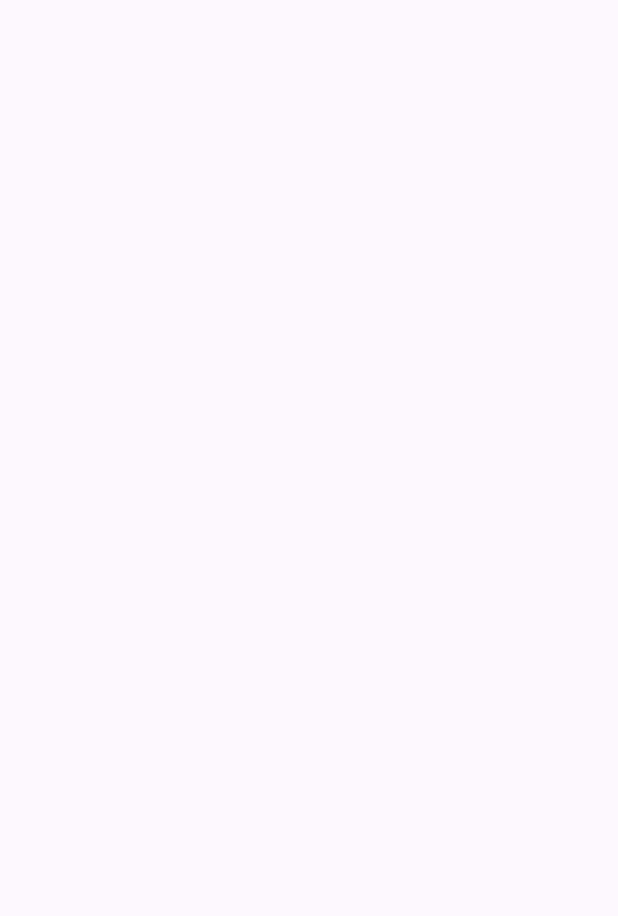
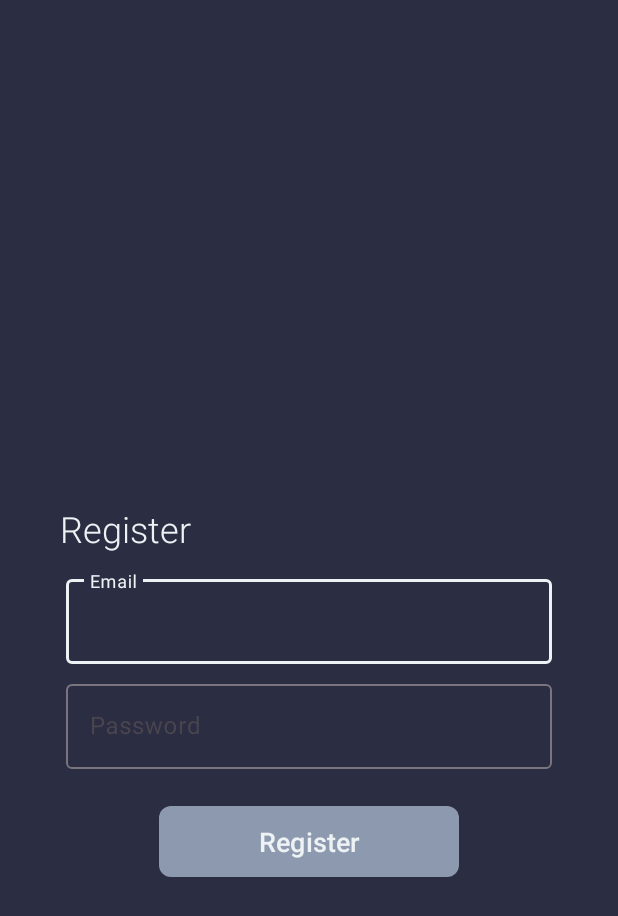
Before and after one commit to VladSpadey/CalorieGuide, an Android app: the Register screen opened directly, with no data from a screen before it, on a phone screen of 412 x 824 dp. Before the commit the part shown is empty. Shown: the top 916 px of the screen. Run offline under Robolectric (Android 15) with nearby library versions, the phone set to English and light mode, and no system bars; our stand-ins replace Firebase (no records; nobody signed in at launch, a user with empty details on screens opened directly).

Commit message:
Work in Progress: Added FireBase auth.

```diff
--- a/app/src/main/java/com/example/calorieguide/Register.java
+++ b/app/src/main/java/com/example/calorieguide/Register.java
@@ -1,14 +1,67 @@
 package com.example.calorieguide;
 
+import androidx.annotation.NonNull;
 import androidx.appcompat.app.AppCompatActivity;
 
 import android.os.Bundle;
+import android.text.TextUtils;
+import android.view.View;
+import android.widget.Button;
+import android.widget.Toast;
+
+import com.google.android.gms.tasks.OnCompleteListener;
+import com.google.android.gms.tasks.Task;
+import com.google.android.material.textfield.TextInputEditText;
+import com.google.firebase.auth.AuthResult;
+import com.google.firebase.auth.FirebaseAuth;
 
 public class Register extends AppCompatActivity {
+
+    private TextInputEditText inputEmail, inputPassword;
+    private Button btnRegister;
+    FirebaseAuth mAuth;
+
 
     @Override
     protected void onCreate(Bundle savedInstanceState) {
         super.onCreate(savedInstanceState);
-        setContentView(R.layout.activity_register2);
+        setContentView(R.layout.activity_register);
+        mAuth = FirebaseAuth.getInstance();
+        inputEmail = findViewById(R.id.email_edit_text);
+        inputPassword = findViewById(R.id.password_edit_text);
+        btnRegister = findViewById(R.id.btn_register);
+
+        // Register Button Clicked -> Creates User
+        btnRegister.setOnClickListener(new View.OnClickListener() {
+            @Override
+            public void onClick(View v) {
+                String email, password;
+                email = String.valueOf(inputEmail.getText());
+                password = String.valueOf(inputPassword.getText());
+
+                if ((TextUtils.isEmpty(email)) && (TextUtils.isEmpty(password))){
+                    Toast.makeText(Register.this, "Please enter your email and password", Toast.LENGTH_SHORT).show();
+                } else if(TextUtils.isEmpty(email)) {
+                    Toast.makeText(Register.this, "Please enter your email", Toast.LENGTH_SHORT).show();
+                } else if (TextUtils.isEmpty(password)){
+                    Toast.makeText(Register.this, "Please enter your password", Toast.LENGTH_SHORT).show();
+                }
+
+                mAuth.createUserWithEmailAndPassword(email, password)
+                        .addOnCompleteListener(new OnCompleteListener<AuthResult>() {
+                            @Override
+                            public void onComplete(@NonNull Task<AuthResult> task) {
+                                if (task.isSuccessful()) {
+                                    Toast.makeText(Register.this, "Your account has been created.",
+                                            Toast.LENGTH_SHORT).show();
+                                } else {
+                                    // If sign in fails, display a message to the user.
+                                    Toast.makeText(Register.this, "Authentication failed.",
+                                            Toast.LENGTH_SHORT).show();
+                                }
+                            }
+                        });
+            }
+        });
     }
 }
--- a/app/src/main/res/layout/activity_login.xml
+++ b/app/src/main/res/layout/activity_login.xml
@@ -32,6 +32,7 @@
 
 
         <com.google.android.material.textfield.TextInputEditText
+            android:id="@+id/email_edit_text"
             android:layout_width="match_parent"
             android:layout_height="wrap_content"
             android:inputType="textEmailAddress"
--- a/app/src/main/res/layout/activity_register.xml
+++ b/app/src/main/res/layout/activity_register.xml
@@ -1,33 +1,79 @@
 <?xml version="1.0" encoding="utf-8"?>
-<androidx.coordinatorlayout.widget.CoordinatorLayout xmlns:android="http://schemas.android.com/apk/res/android"
+<RelativeLayout xmlns:android="http://schemas.android.com/apk/res/android"
     xmlns:app="http://schemas.android.com/apk/res-auto"
     xmlns:tools="http://schemas.android.com/tools"
     android:layout_width="match_parent"
     android:layout_height="match_parent"
-    android:fitsSystemWindows="true"
-    tools:context=".Register">
+    android:background="@color/black"
+    tools:context=".Register"
+    android:orientation="vertical"
+    android:paddingLeft="40dp"
+    android:paddingRight="40dp"
+    >
 
-    <com.google.android.material.appbar.AppBarLayout
+    <TextView
         android:layout_width="match_parent"
         android:layout_height="wrap_content"
-        android:fitsSystemWindows="true">
+        android:text="@string/register"
+        android:textColor="@color/white"
+        android:textSize="24sp"
+        android:layout_above="@id/email_text_input"
+        android:layout_marginBottom="8dp"
+        android:fontFamily="sans-serif-light"    />
 
-        <com.google.android.material.appbar.MaterialToolbar
-            android:id="@+id/toolbar"
+
+    <com.google.android.material.textfield.TextInputLayout
+        android:id="@+id/email_text_input"
+        android:layout_width="match_parent"
+        android:layout_height="wrap_content"
+        android:layout_margin="4dp"
+        android:hint="@string/email"
+        android:layout_centerInParent="true">
+
+
+        <com.google.android.material.textfield.TextInputEditText
+            android:id="@+id/email_edit_text"
             android:layout_width="match_parent"
-            android:layout_height="?attr/actionBarSize" />
+            android:layout_height="wrap_content"
+            android:inputType="textEmailAddress"
+            android:textColor="@color/white"
+            android:maxLines="1" />
+    </com.google.android.material.textfield.TextInputLayout>
 
-    </com.google.android.material.appbar.AppBarLayout>
+    <com.google.android.material.textfield.TextInputLayout
+        android:id="@+id/password_text_input"
+        android:layout_width="match_parent"
+        android:layout_height="wrap_content"
+        android:layout_below="@+id/email_text_input"
+        android:layout_marginStart="4dp"
+        android:layout_marginTop="4dp"
+        android:layout_marginEnd="4dp"
 
-    <include layout="@layout/content_register" />
+        android:hint="@string/password"
+        app:errorEnabled="true">
 
-    <com.google.android.material.floatingactionbutton.FloatingActionButton
-        android:id="@+id/fab"
-        android:layout_width="wrap_content"
-        android:layout_height="wrap_content"
-        android:layout_gravity="bottom|end"
-        android:layout_marginEnd="@dimen/fab_margin"
-        android:layout_marginBottom="16dp"
-        app:srcCompat="@android:drawable/ic_dialog_email" />
 
-</androidx.coordinatorlayout.widget.CoordinatorLayout>
+        <com.google.android.material.textfield.TextInputEditText
+            android:id="@+id/password_edit_text"
+            android:layout_width="match_parent"
+            android:layout_height="wrap_content"
+            android:inputType="textPassword"
+            android:textColor="@color/white" />
+
+    </com.google.android.material.textfield.TextInputLayout>
+
+    <com.google.android.material.button.MaterialButton
+        android:id="@+id/btn_register"
+        android:layout_width="200dp"
+        android:layout_height="55dp"
+        android:text="@string/register"
+        android:layout_below="@+id/password_text_input"
+        android:layout_centerHorizontal="true"
+        app:backgroundTint="@color/light_gray"
+        android:textColor="@color/white"
+        android:textSize="18sp"
+        app:cornerRadius="8dp"
+        />
+
+
+</RelativeLayout>
--- a/app/src/main/res/layout/activity_register2.xml
+++ /dev/null
@@ -1,9 +0,0 @@
-<?xml version="1.0" encoding="utf-8"?>
-<androidx.constraintlayout.widget.ConstraintLayout xmlns:android="http://schemas.android.com/apk/res/android"
-    xmlns:app="http://schemas.android.com/apk/res-auto"
-    xmlns:tools="http://schemas.android.com/tools"
-    android:layout_width="match_parent"
-    android:layout_height="match_parent"
-    tools:context=".Register">
-
-</androidx.constraintlayout.widget.ConstraintLayout>
--- a/app/src/main/res/values/strings.xml
+++ b/app/src/main/res/values/strings.xml
@@ -5,6 +5,7 @@
     <string name="email">Email</string>
     <string name="password">Password</string>
     <string name="title_activity_register">empty</string>
+    <string name="register">Register</string>
 
 
 </resources>
```
Also changed, not shown: app/src/main/AndroidManifest.xml (+6 -9 lines), app/src/main/res/layout/content_register.xml (deleted, +0 -19 lines).
